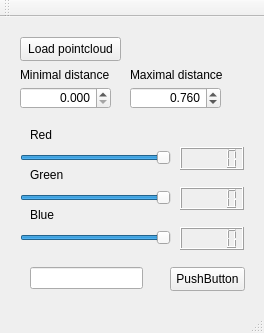
Old version of the form QPCLVisualizer/QPCLVisualizer.ui in the repository suomi-miartem/VMeasure.
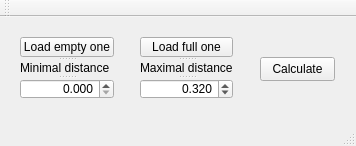
New version of the form.

Diff of the .ui file:
```diff
--- a/QPCLVisualizer/QPCLVisualizer.ui
+++ b/QPCLVisualizer/QPCLVisualizer.ui
@@ -6,74 +6,50 @@
    <rect>
     <x>0</x>
     <y>0</y>
-    <width>264</width>
-    <height>333</height>
+    <width>356</width>
+    <height>146</height>
    </rect>
   </property>
   <property name="windowTitle">
    <string>QPCLVisualizer</string>
   </property>
   <widget class="QWidget" name="centralWidget">
-   <widget class="QPushButton" name="pushButton">
+   <widget class="QPushButton" name="testButton">
     <property name="geometry">
      <rect>
-      <x>20</x>
-      <y>20</y>
-      <width>101</width>
+      <x>260</x>
+      <y>40</y>
+      <width>75</width>
       <height>24</height>
      </rect>
     </property>
     <property name="text">
-     <string>Load pointcloud</string>
+     <string>Calculate</string>
     </property>
    </widget>
-   <widget class="QLabel" name="label_3">
+   <widget class="QSplitter" name="splitter">
     <property name="geometry">
      <rect>
-      <x>30</x>
-      <y>110</y>
-      <width>49</width>
-      <height>16</height>
+      <x>140</x>
+      <y>20</y>
+      <width>93</width>
+      <height>62</height>
      </rect>
     </property>
+    <property name="orientation">
+     <enum>Qt::Vertical</enum>
+    </property>
+    <widget class="QPushButton" name="pushButton2">
     <property name="text">
-     <string>Red</string>
-    </property>
-   </widget>
-   <widget class="QDoubleSpinBox" name="sbMin">
-    <property name="geometry">
-     <rect>
-      <x>20</x>
-      <y>70</y>
-      <width>91</width>
-      <height>22</height>
-     </rect>
-    </property>
-    <property name="alignment">
-     <set>Qt::AlignRight|Qt::AlignTrailing|Qt::AlignVCenter</set>
-    </property>
-    <property name="readOnly">
-     <bool>false</bool>
-    </property>
-    <property name="decimals">
-     <number>3</number>
-    </property>
-    <property name="maximum">
-     <double>50.000000000000000</double>
-    </property>
-    <property name="singleStep">
-     <double>0.001000000000000</double>
+      <string>Load full one</string>
+     </property>
+    </widget>
+    <widget class="QLabel" name="label_2">
+     <property name="text">
+      <string>Maximal distance</string>
     </property>
    </widget>
    <widget class="QDoubleSpinBox" name="sbMax">
-    <property name="geometry">
-     <rect>
-      <x>130</x>
-      <y>70</y>
-      <width>91</width>
-      <height>22</height>
-     </rect>
-    </property>
     <property name="alignment">
      <set>Qt::AlignRight|Qt::AlignTrailing|Qt::AlignVCenter</set>
     </property>
@@ -90,173 +66,49 @@
      <double>0.001000000000000</double>
     </property>
     <property name="value">
-     <double>0.760000000000000</double>
+      <double>0.320000000000000</double>
+     </property>
+    </widget>
+   </widget>
+   <widget class="QSplitter" name="splitter_2">
+    <property name="geometry">
+     <rect>
+      <x>20</x>
+      <y>20</y>
+      <width>94</width>
+      <height>62</height>
+     </rect>
+    </property>
+    <property name="orientation">
+     <enum>Qt::Vertical</enum>
+    </property>
+    <widget class="QPushButton" name="pushButton1">
+     <property name="text">
+      <string>Load empty one</string>
     </property>
    </widget>
    <widget class="QLabel" name="label">
-    <property name="geometry">
-     <rect>
-      <x>20</x>
-      <y>50</y>
-      <width>91</width>
-      <height>16</height>
-     </rect>
-    </property>
     <property name="text">
      <string>Minimal distance</string>
     </property>
    </widget>
-   <widget class="QLabel" name="label_2">
-    <property name="geometry">
-     <rect>
-      <x>130</x>
-      <y>50</y>
-      <width>101</width>
-      <height>16</height>
-     </rect>
-    </property>
-    <property name="text">
-     <string>Maximal distance</string>
-    </property>
-   </widget>
-   <widget class="QLabel" name="label_4">
-    <property name="geometry">
-     <rect>
-      <x>30</x>
-      <y>150</y>
-      <width>49</width>
-      <height>16</height>
-     </rect>
-    </property>
-    <property name="text">
-     <string>Green</string>
-    </property>
-   </widget>
-   <widget class="QLabel" name="label_5">
-    <property name="geometry">
-     <rect>
-      <x>30</x>
-      <y>190</y>
-      <width>49</width>
-      <height>16</height>
-     </rect>
-    </property>
-    <property name="text">
-     <string>Blue</string>
-    </property>
-   </widget>
-   <widget class="QSlider" name="hSliderG">
-    <property name="geometry">
-     <rect>
-      <x>20</x>
-      <y>170</y>
-      <width>151</width>
-      <height>22</height>
-     </rect>
-    </property>
-    <property name="maximum">
-     <number>255</number>
-    </property>
-    <property name="value">
-     <number>255</number>
-    </property>
-    <property name="orientation">
-     <enum>Qt::Horizontal</enum>
-    </property>
-   </widget>
-   <widget class="QLCDNumber" name="lcdG">
-    <property name="geometry">
-     <rect>
-      <x>180</x>
-      <y>170</y>
-      <width>64</width>
-      <height>23</height>
-     </rect>
-    </property>
-   </widget>
-   <widget class="QSlider" name="hSliderB">
-    <property name="geometry">
-     <rect>
-      <x>20</x>
-      <y>210</y>
-      <width>151</width>
-      <height>22</height>
-     </rect>
-    </property>
-    <property name="maximum">
-     <number>255</number>
-    </property>
-    <property name="value">
-     <number>255</number>
-    </property>
-    <property name="orientation">
-     <enum>Qt::Horizontal</enum>
-    </property>
-   </widget>
-   <widget class="QLCDNumber" name="lcdB">
-    <property name="geometry">
-     <rect>
-      <x>180</x>
-      <y>210</y>
-      <width>64</width>
-      <height>23</height>
-     </rect>
-    </property>
-   </widget>
-   <widget class="QSlider" name="hSliderR">
-    <property name="geometry">
-     <rect>
-      <x>20</x>
-      <y>130</y>
-      <width>151</width>
-      <height>22</height>
-     </rect>
-    </property>
-    <property name="maximum">
-     <number>255</number>
-    </property>
-    <property name="value">
-     <number>255</number>
-    </property>
-    <property name="orientation">
-     <enum>Qt::Horizontal</enum>
-    </property>
-   </widget>
-   <widget class="QLCDNumber" name="lcdR">
-    <property name="geometry">
-     <rect>
-      <x>180</x>
-      <y>130</y>
-      <width>64</width>
-      <height>23</height>
-     </rect>
-    </property>
-   </widget>
-   <widget class="QLineEdit" name="testLine">
-    <property name="geometry">
-     <rect>
-      <x>30</x>
-      <y>250</y>
-      <width>113</width>
-      <height>22</height>
-     </rect>
+    <widget class="QDoubleSpinBox" name="sbMin">
+     <property name="alignment">
+      <set>Qt::AlignRight|Qt::AlignTrailing|Qt::AlignVCenter</set>
     </property>
     <property name="readOnly">
-     <bool>true</bool>
-    </property>
-   </widget>
-   <widget class="QPushButton" name="testButton">
-    <property name="geometry">
-     <rect>
-      <x>170</x>
-      <y>250</y>
-      <width>75</width>
-      <height>24</height>
-     </rect>
-    </property>
-    <property name="text">
-     <string>PushButton</string>
-    </property>
+      <bool>false</bool>
+     </property>
+     <property name="decimals">
+      <number>3</number>
+     </property>
+     <property name="maximum">
+      <double>50.000000000000000</double>
+     </property>
+     <property name="singleStep">
+      <double>0.001000000000000</double>
+     </property>
+    </widget>
    </widget>
   </widget>
   <widget class="QMenuBar" name="menuBar">
```
Left out of the diff: 2 changed lines with no effect on the pictures. Lines whose indentation alone changed are shown as unchanged.
